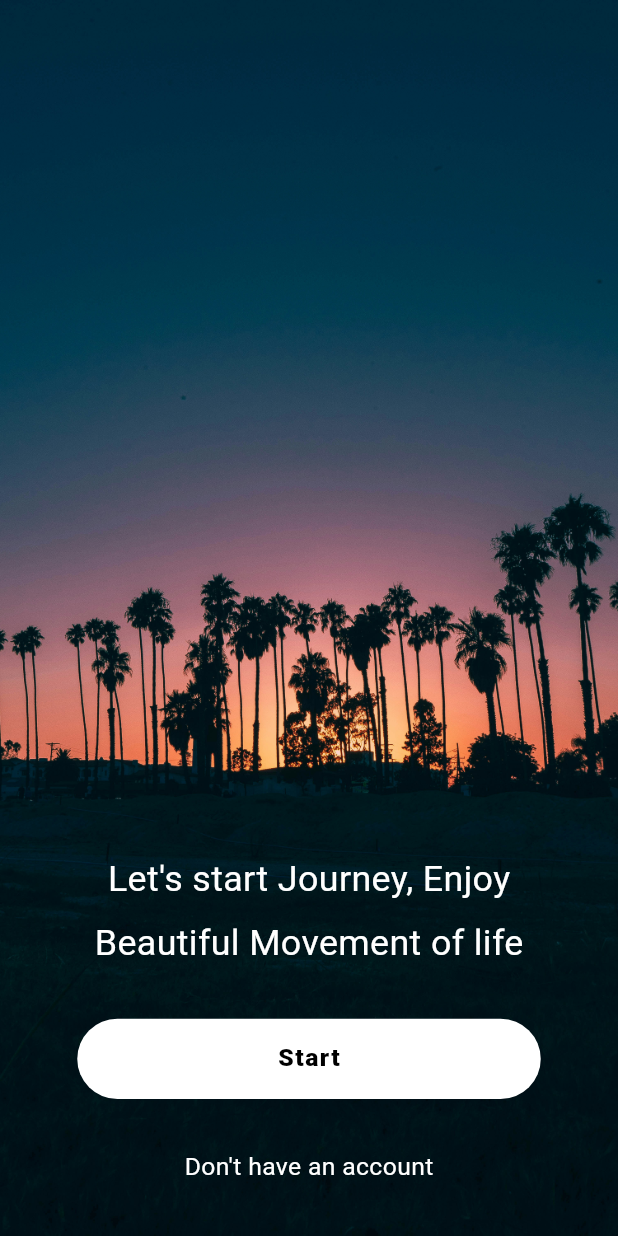
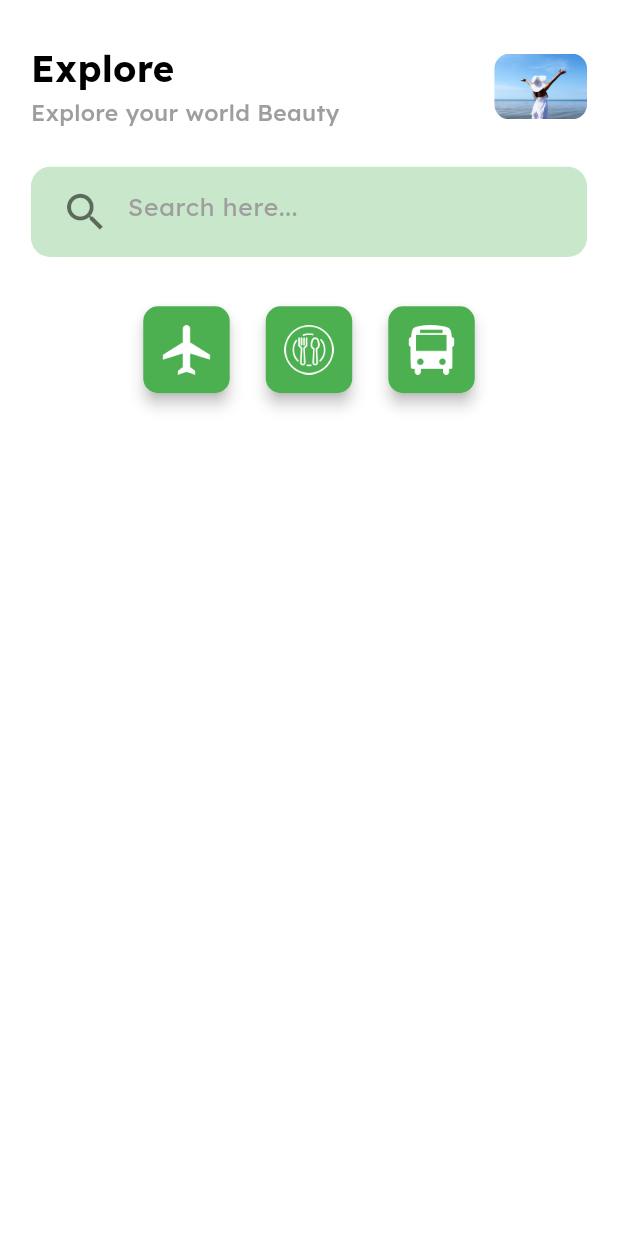
Before and after one commit to Gideon5/travelOG, a Flutter app: the screen it shows after launch, after a tap on "Start", on a phone screen of 412 x 824 dp. Run offline on Flutter 3.47's test engine with Material 3 defaults, Android fonts, the light colour scheme and no system bars; our stand-ins replace google_fonts.

Commit message:
homeScreen

```diff
--- a/lib/screens/home_screen.dart
+++ b/lib/screens/home_screen.dart
@@ -0,0 +1,150 @@
+import 'package:flutter/material.dart';
+import 'package:google_fonts/google_fonts.dart';
+
+class HomeScreen extends StatefulWidget {
+  const HomeScreen({super.key});
+
+  @override
+  State<HomeScreen> createState() => _HomeScreenState();
+}
+
+class _HomeScreenState extends State<HomeScreen> {
+  var height, width;
+
+  List iconImages = [
+    "assets/images/flight.png",
+    "assets/images/dish.png",
+    "assets/images/front-of-bus.png"
+    // "assets/images/condo.png",
+    // "assets/images/plate.png",
+    // "assets/images/front-of-bus.png"
+  ];
+
+  @override
+  Widget build(BuildContext context) {
+    height = MediaQuery.of(context).size.height;
+    width = MediaQuery.of(context).size.width;
+
+    return SafeArea(
+      child: Scaffold(
+        resizeToAvoidBottomInset: false,
+        body: Container(
+          height: height,
+          width: width,
+          color: Colors.white,
+          child: Column(
+            children: [
+              SizedBox(
+                height: height * 0.035,
+              ),
+              SizedBox(
+                height: height * 0.07,
+                width: width * 0.9,
+                child: Row(
+                  mainAxisAlignment: MainAxisAlignment.spaceBetween,
+                  children: [
+                    Column(
+                      crossAxisAlignment: CrossAxisAlignment.start,
+                      children: [
+                        Text(
+                          "Explore",
+                          style: GoogleFonts.lexend(
+                              fontSize: width * 0.059,
+                              fontWeight: FontWeight.w700,
+                              color: Colors.black),
+                        ),
+                        Text(
+                          "Explore your world Beauty",
+                          style: GoogleFonts.lexend(
+                              fontSize: width * 0.037,
+                              fontWeight: FontWeight.w500,
+                              color: Colors.grey),
+                        )
+                      ],
+                    ),
+                    SizedBox(
+                      height: height * 0.035,
+                    ),
+                    Container(
+                        width: width * 0.15,
+                        height: height * 0.053,
+                        decoration: BoxDecoration(
+                            borderRadius: BorderRadius.circular(10),
+                            color: Colors.white,
+                            image: DecorationImage(
+                                image: AssetImage("assets/images/lady.jpg"),
+                                fit: BoxFit.cover)))
+                  ],
+                ),
+              ),
+              SizedBox(
+                height: height * 0.03,
+              ),
+              Container(
+                height: height * 0.073,
+                width: width * 0.9,
+                decoration: BoxDecoration(
+                    color: Colors.green.withOpacity(0.3),
+                    borderRadius: BorderRadius.circular(13)),
+                child: Center(
+                  child: Padding(
+                    padding: EdgeInsets.only(left: width * 0.03),
+                    child: TextFormField(
+                      style: TextStyle(color: Colors.white),
+                      autovalidateMode: AutovalidateMode.onUserInteraction,
+                      decoration: InputDecoration(
+                          border: InputBorder.none,
+                          hintText: "Search here...",
+                          hintStyle: GoogleFonts.lexend(
+                              color: Colors.grey, fontSize: width * 0.04),
+                          prefixIcon: Icon(
+                            Icons.search,
+                            color: Colors.black54,
+                            size: width * 0.08,
+                          )),
+                    ),
+                  ),
+                ),
+              ),
+              SizedBox(
+                height: height * 0.035,
+              ),
+              SizedBox(
+                height: height * 0.08,
+                child: ListView.builder(
+                  scrollDirection: Axis.horizontal,
+                  shrinkWrap: true,
+                  itemCount: iconImages.length,
+                  itemBuilder: ((context, index) {
+                  return  Padding(
+                    padding: const EdgeInsets.symmetric(horizontal: 8.0),
+                    child: Card(
+                        elevation: 4,
+                        shape: RoundedRectangleBorder(
+                          borderRadius: BorderRadius.circular(10),
+                        ),
+                        child: Container(
+                          height: height * 0.067,
+                          width: width * 0.14,
+                          decoration: BoxDecoration(
+                              borderRadius: BorderRadius.circular(10),
+                              color: Colors.green),
+                          child: Center(
+                            child: Image(
+                              color: Colors.white,
+                              height: height * 0.04,
+                              image: AssetImage(iconImages[index]),
+                            ),
+                          ),
+                        ),
+                      ),
+                  );
+                }))
+              )
+            ],
+          ),
+        ),
+      ),
+    );
+  }
+}
--- a/lib/screens/welcome_screen.dart
+++ b/lib/screens/welcome_screen.dart
@@ -1,4 +1,5 @@
 import 'package:flutter/material.dart';
+import 'package:travel_log/screens/home_screen.dart';
 
 class WelcomeScreen extends StatefulWidget {
   const WelcomeScreen({super.key});
@@ -52,7 +53,10 @@ class _WelcomeScreenState extends State<WelcomeScreen> {
                     height: height * 0.02,
                   ),
                   InkWell(
-                    onTap: () {},
+                    onTap: () {
+                      Navigator.of(context).pushReplacement(MaterialPageRoute(
+                          builder: (context) => HomeScreen()));
+                    },
                     child: Container(
                       height: height * 0.065,
                       width: width * 0.75,
@@ -72,12 +76,19 @@ class _WelcomeScreenState extends State<WelcomeScreen> {
                     ),
                   ),
                   SizedBox(height: height * 0.02),
-                  Text("Don't have an account", style: TextStyle(
-                    fontSize: width * 0.04,
-                    fontWeight: FontWeight.w400,
-                    color: Colors.white
-                  ),),
-                  SizedBox(height: height * 0.02,),
+                  TextButton(
+                    onPressed: () {},
+                    child: Text(
+                      "Don't have an account",
+                      style: TextStyle(
+                          fontSize: width * 0.04,
+                          fontWeight: FontWeight.w400,
+                          color: Colors.white),
+                    ),
+                  ),
+                  SizedBox(
+                    height: height * 0.02,
+                  ),
                 ],
               ),
             ),
```
Also changed, not shown: assets/images/condo.png (renamed from assets/images/skyline.png), 3 other files.
